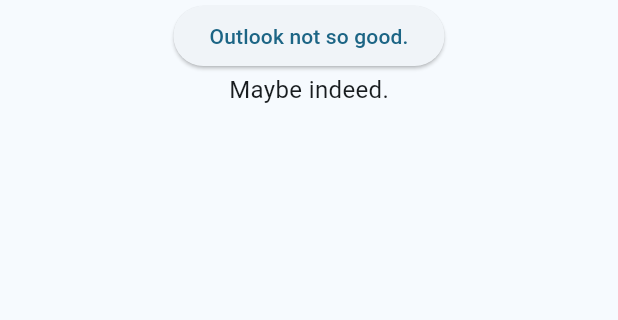
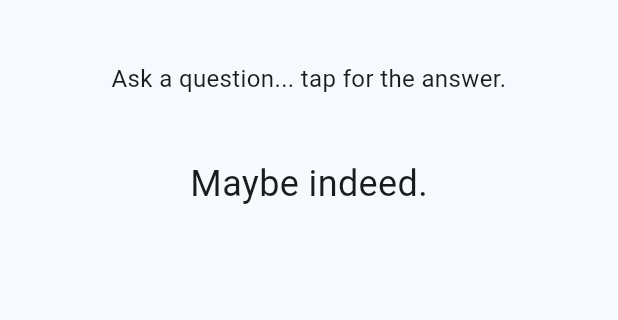
Before and after one commit to Daltonshults/CS492_Project_3, a Flutter app: the screen it shows after launch, tab 3 chosen, on a phone screen of 412 x 824 dp, the part 516-836 px from its top. Run offline on Flutter 3.47's test engine with Material 3 defaults, Android fonts, the phone set to English and light mode, and no system bars.

Commit message:
Completed project.

```diff
--- a/lib/Predictor/predictor.dart
+++ b/lib/Predictor/predictor.dart
@@ -24,6 +24,7 @@ class Predictor extends StatefulWidget {
 
 class _PredictorState extends State<Predictor> {
   int predictor = 0;
+  String prediction = "Ask a question... tap for the answer.";
 
   @override
   Widget build(BuildContext context) {
@@ -61,7 +62,7 @@ class _PredictorState extends State<Predictor> {
           PaddedText(
               edgeInsets: EdgeInsets.all(0.0),
               text: "Maybe indeed.",
-              style: TextStyle(fontSize: 16, fontWeight: FontWeight.normal))
+              style: TextStyle(fontSize: 24, fontWeight: FontWeight.normal))
         ],
       )
     ]));
@@ -72,15 +73,29 @@ class _PredictorState extends State<Predictor> {
   }
 
   Widget predictorButton() {
-    return ElevatedButton(
-      onPressed: randomPrediction,
-      child: Text(widget.magic8BallResponses[predictor]),
+    return GestureDetector(
+      onTap: randomPrediction,
+      child: Center(
+        child: Container(
+          width: MediaQuery.of(context).size.width * 0.8, // 80% of screen width
+          child: PaddedText(
+            textAlign: TextAlign.center,
+            edgeInsets: EdgeInsets.only(
+              top: .05 * MediaQuery.of(context).size.height,
+              bottom: 0.05 * MediaQuery.of(context).size.height,
+            ),
+            text: prediction,
+            style: const TextStyle(fontSize: 16, fontWeight: FontWeight.normal),
+          ),
+        ),
+      ),
     );
   }
 
   void randomPrediction() {
     setState(() {
       predictor = widget.rng.nextInt(widget.magic8BallResponses.length);
+      prediction = widget.magic8BallResponses[predictor];
     });
   }
 }
--- a/lib/main.dart
+++ b/lib/main.dart
@@ -1,4 +1,3 @@
-//import 'package:call_me_maybe/Predictor/predictor.dart';
 import 'package:call_me_maybe/Predictor/predictor.dart';
 import 'package:flutter/material.dart';
 import 'package:flutter/services.dart';
@@ -9,7 +8,6 @@ void main() {
   WidgetsFlutterBinding.ensureInitialized();
   SystemChrome.setPreferredOrientations([
     DeviceOrientation.portraitUp,
-    DeviceOrientation.portraitDown,
     DeviceOrientation.landscapeLeft,
     DeviceOrientation.landscapeRight,
   ]).then((_) {
```
Also changed, not shown: lib/PaddedWidgets/padded_text.dart (+32 -0 lines), lib/Resume/resume.dart (+5 -5 lines), pubspec.lock, 1 other file.
